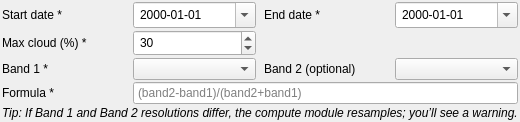
Qt form virtughan_qgis/common/common_form.ui (virtughan/qgis-plugin) before a commit.
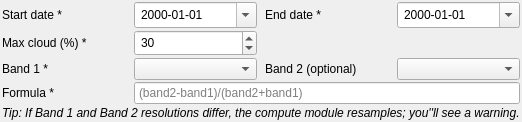
The same form after that commit.

Commit message: ui adjustments; presets and manual indices like ndvi and formula in compute and tiles

Diff of the .ui file:
```diff
--- a/virtughan_qgis/common/common_form.ui
+++ b/virtughan_qgis/common/common_form.ui
@@ -87,7 +87,7 @@
    <item row="4" column="0" colspan="4">
     <widget class="QLabel" name="hintLabel">
      <property name="text">
-     <string>&lt;i&gt;Tip: If Band 1 and Band 2 resolutions differ, the compute module resamples; you’ll see a warning.&lt;/i&gt;</string>
+      <string>&lt;i&gt;Tip: If Band 1 and Band 2 resolutions differ, the compute module resamples; you''ll see a warning.&lt;/i&gt;</string>
      </property>
     </widget>
    </item>
```
Left out of the diff: 4 changed lines with no effect on the pictures. Lines whose indentation alone changed are shown as unchanged. The commit also changes 6 other files.
